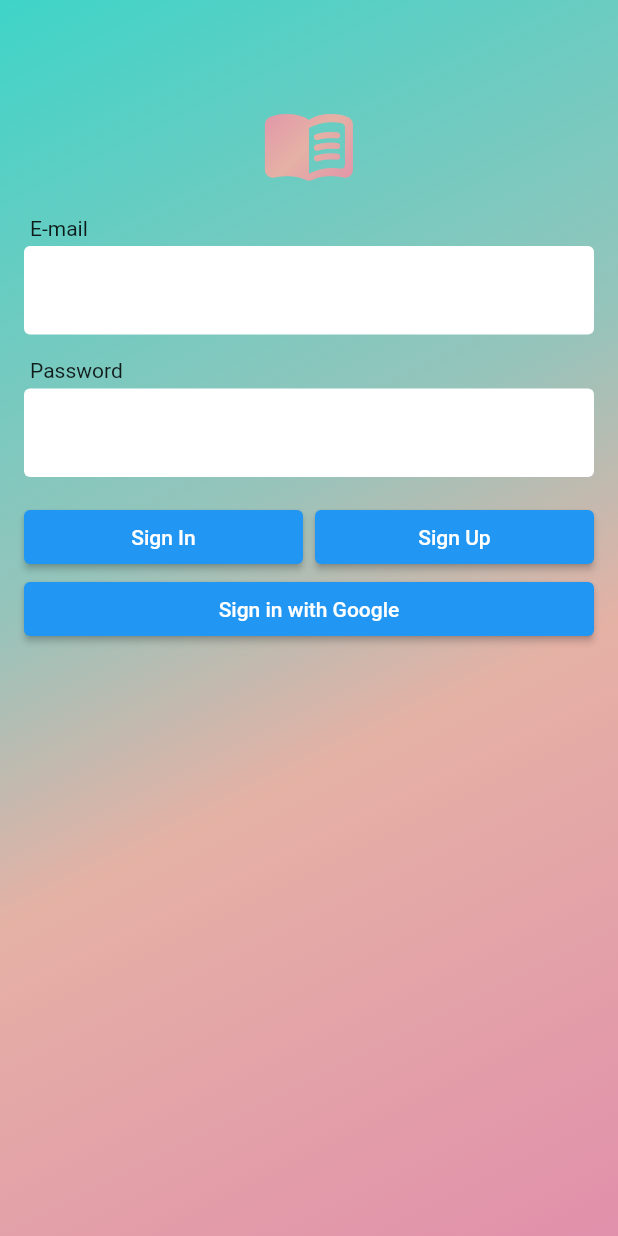
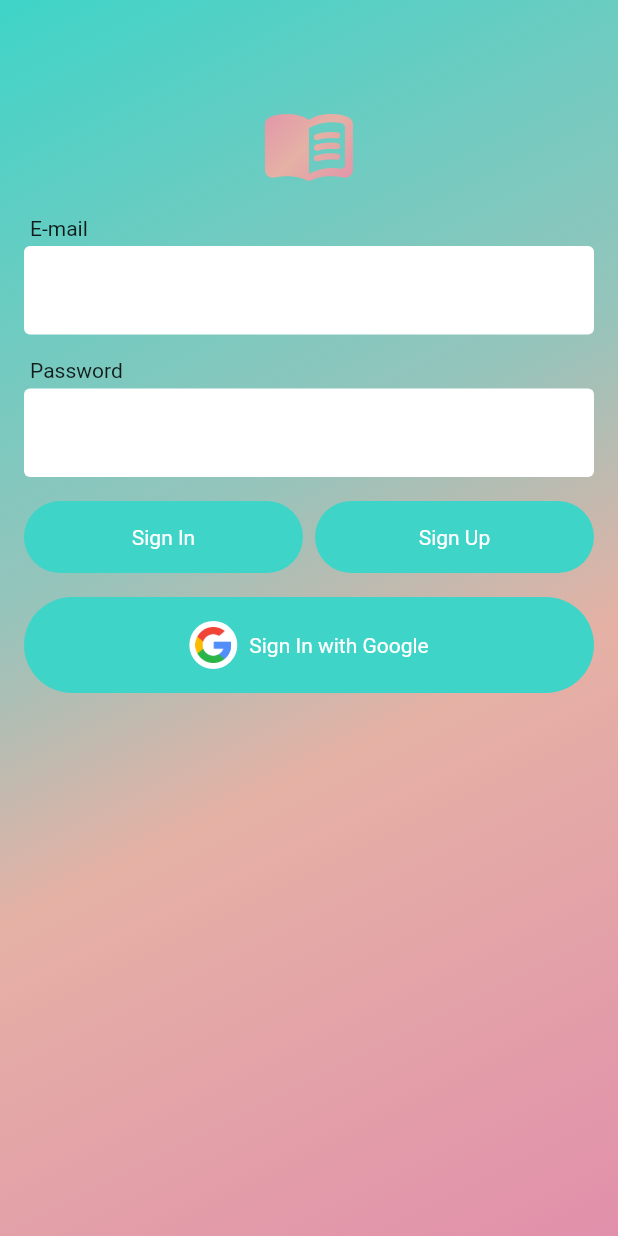
Before and after one commit to MauricioMachadoFF/manhwa_track, a Flutter app: the screen it shows after launch, on a phone screen of 412 x 824 dp. Run offline on Flutter 3.47's test engine with Material 2 defaults, Android fonts, the phone set to English and light mode, and no system bars; our stand-ins replace cloud_firestore, dartz, equatable, firebase_auth, firebase_core, flutter_bloc and 4 more; accounts and stored records are empty.

Commit message:
refac: minor changes

```diff
--- a/lib/authentication/sign_in_up_page.dart
+++ b/lib/authentication/sign_in_up_page.dart
@@ -7,6 +7,7 @@ import 'package:manhwa_track/authentication/presentation/bloc/sign_in/sign_in_bl
 import 'package:manhwa_track/authentication/presentation/bloc/validate_email_password/validate_email_password_cubit.dart';
 import 'package:manhwa_track/core/injection.dart';
 import 'package:manhwa_track/core/routes.dart';
+import 'package:manhwa_track/design_sytem.dart/buttons/text_button.dart';
 import 'package:manhwa_track/design_sytem.dart/design_system.dart';
 import 'package:manhwa_track/shared/presentation/base_background_gradient.dart';
 
@@ -88,7 +89,8 @@ class _SignInUpPageState extends State<SignInUpPage> {
           body: BlocBuilder<SignInBloc, SignInState>(
             bloc: _signInBloc,
             builder: (context, state) {
-              return SafeArea(
+              return SingleChildScrollView(
+                child: SafeArea(
                   child: Padding(
                     padding: const EdgeInsets.symmetric(
                       horizontal: spacingSmall,
@@ -126,7 +128,8 @@ class _SignInUpPageState extends State<SignInUpPage> {
                             return DSTextField(
                               controller: _emailController,
                               label: 'E-mail',
-                            onEditingComplete: () => _validateEmailPasswordCubit
+                              onEditingComplete: () =>
+                                  _validateEmailPasswordCubit
                                       .validateEmail(_email),
                               errorMessage: state.emailErrorText,
                             );
@@ -141,7 +144,8 @@ class _SignInUpPageState extends State<SignInUpPage> {
                               controller: _passwordController,
                               label: 'Password',
                               hideValue: true,
-                            onEditingComplete: () => _validateEmailPasswordCubit
+                              onEditingComplete: () =>
+                                  _validateEmailPasswordCubit
                                       .validatePassword(_password),
                               errorMessage: state.passwordErrorText,
                             );
@@ -151,48 +155,37 @@ class _SignInUpPageState extends State<SignInUpPage> {
                         Row(
                           children: [
                             Expanded(
-                            child: ElevatedButton(
-                              onPressed: () {
-                                _signIn(_email, _password);
-                              },
-                              child: Text('Sign In'),
+                              child: ManhwaTextButton.onOceanBlue(
+                                title: 'Sign In',
+                                onTap: () => _signIn(_email, _password),
                               ),
                             ),
                             const SizedBox(
                               width: spacingNano,
                             ),
                             Expanded(
-                            child: ElevatedButton(
-                              onPressed: () {
-                                _signUp(_email, _password);
-                              },
-                              child: Text('Sign Up'),
+                              child: ManhwaTextButton.onOceanBlue(
+                                title: 'Sign Up',
+                                onTap: () => _signUp(_email, _password),
                               ),
                             ),
                           ],
                         ),
-                      SizedBox(
-                        width: double.infinity,
-                        child: ElevatedButton(
-                            onPressed: _signInWithGoogle,
-                            child: Text('Sign in with Google')),
+                        const SizedBox(height: spacingSmall),
+                        ManhwaTextButton.onOceanBlue(
+                          title: 'Sign In with Google',
+                          onTap: _signInWithGoogle,
+                          leading: ManhwaImageIcon.google(
+                            backgroundColor: white,
                           ),
-                      // TextButton(
-                      //   //TODO(Maurcio): Implement change password
-                      //   onPressed: () {},
-                      //   child: Text('Forgot your password?'),
-                      //   style: TextButton.styleFrom(
-                      //     padding: EdgeInsets.zero,
-                      //     visualDensity: const VisualDensity(),
-                      //   ),
-                      // ),
+                        ),
                         const SizedBox(height: spacingSmall),
                         state.maybeWhen(
                           orElse: () => const SizedBox.shrink(),
                           loading: () => const CircularProgressIndicator(),
                         ),
-                      const Spacer(flex: 3),
                       ],
+                    ),
                   ),
                 ),
               );
```
Also changed, not shown: lib/manha_tracks/presentation/home_page.dart (+27 -11 lines). Lines whose indentation alone changed are shown as unchanged.
